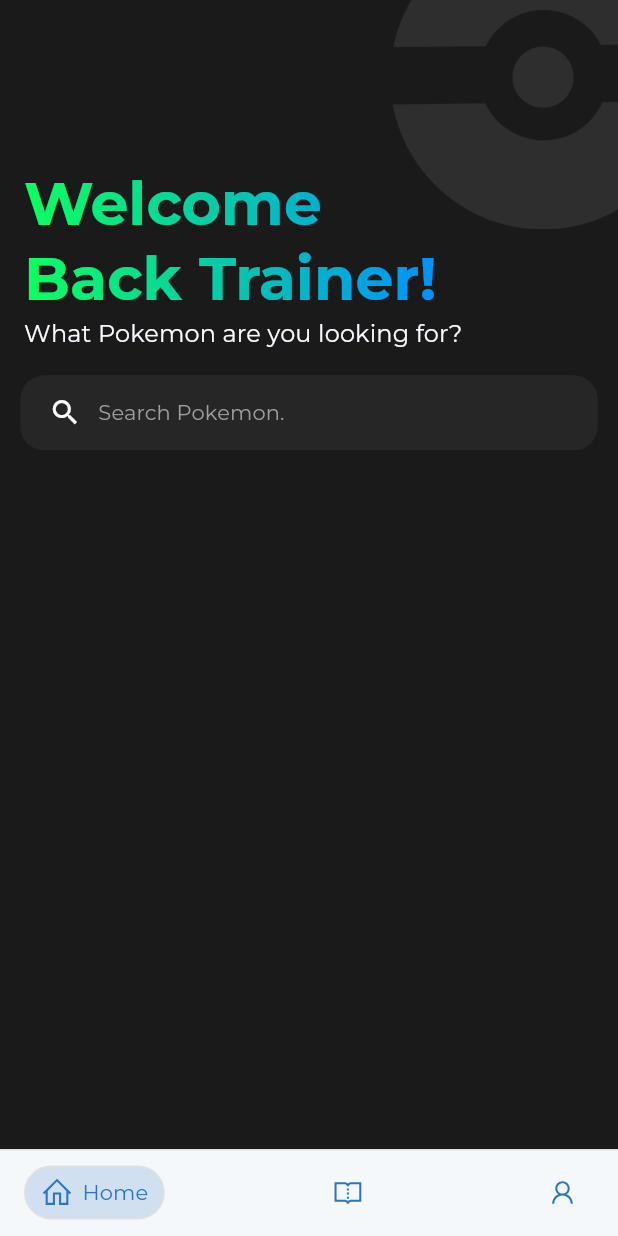
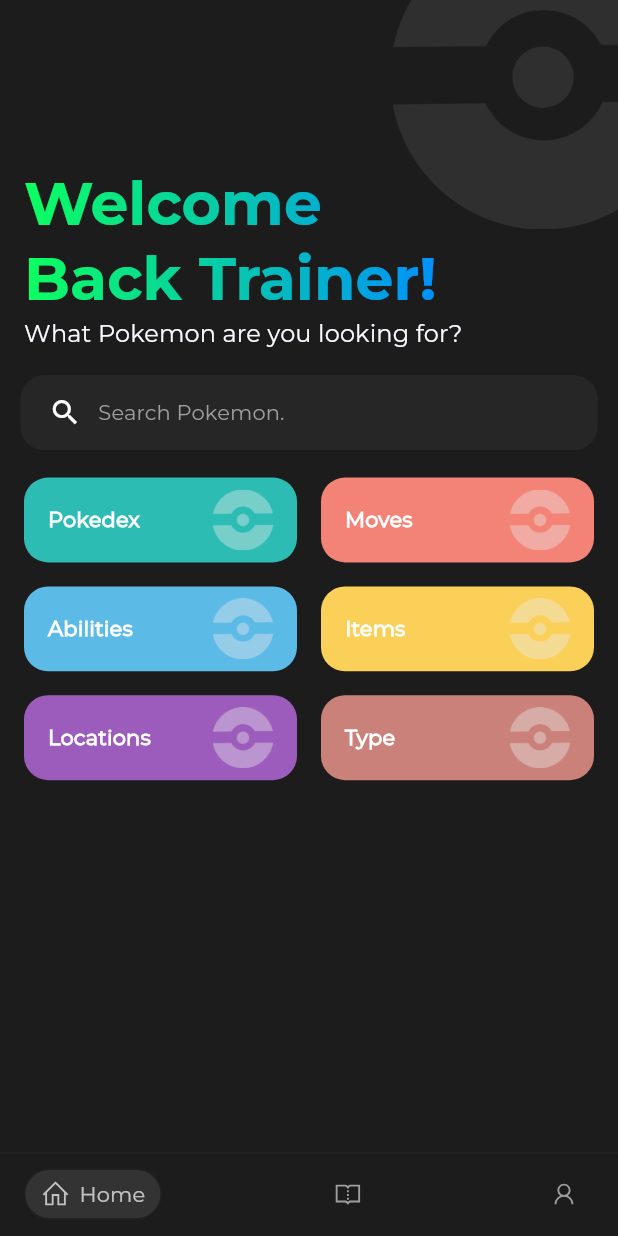
Before and after one commit to CharlesLim17/pokedex_flutter_repo, a Flutter app: the screen it shows after launch, on a phone screen of 412 x 824 dp. Run offline on Flutter 3.47's test engine with Material 2 defaults, Android fonts, the phone set to English and light mode, and no system bars; drawn by our look-alikes of google_nav_bar, simple_gradient_text; our stand-ins replace flutter_riverpod, go_router, line_icons, riverpod_annotation; generated files the repository leaves out were written again.

Commit message:
home screen done

```diff
--- a/lib/features/home/screen/home_screen.dart
+++ b/lib/features/home/screen/home_screen.dart
@@ -1,5 +1,6 @@
 import 'package:flutter/material.dart';
 import 'package:flutter_riverpod/flutter_riverpod.dart';
+import 'package:pokedex_flutter_repo/features/home/widgets/home_cards_widget.dart';
 import 'package:pokedex_flutter_repo/features/home/widgets/home_header_widget.dart';
 import 'package:pokedex_flutter_repo/ui/spacer/pokedex_spacer.dart';
 
@@ -12,15 +13,20 @@
     // ColorScheme colors = Theme.of(context).colorScheme;
 
     return Container(
-      color: const Color(0xFF1A1A1A),
+      color: const Color(0xFF1C1C1C),
       child: Column(
         crossAxisAlignment: CrossAxisAlignment.start,
         children: [
           // header
-          const HomeHeader(),
+          const HomeHeaderWidget(),
 
           //
           PokedexSpacer(height: screenSize.height * 0.022),
+
+          // Cards
+          const HomeCardsWidget(),
+
+          //
         ],
       ),
     );
--- /dev/null
+++ b/lib/features/home/widgets/home_cards_widget.dart
@@ -0,0 +1,230 @@
+import 'package:flutter/material.dart';
+import 'package:flutter_riverpod/flutter_riverpod.dart';
+
+class HomeCardsWidget extends ConsumerWidget {
+  const HomeCardsWidget({
+    super.key,
+  });
+
+  @override
+  Widget build(BuildContext context, WidgetRef ref) {
+    return Container(
+      width: double.infinity,
+      padding: const EdgeInsets.symmetric(horizontal: 16.0),
+      child: Column(
+        crossAxisAlignment: CrossAxisAlignment.start,
+        children: [
+          // Pokedex and Moves Cards
+          Row(
+            mainAxisAlignment: MainAxisAlignment.spaceBetween,
+            children: [
+              // Pokedex Card
+              Expanded(
+                child: Container(
+                  decoration: BoxDecoration(
+                      borderRadius: BorderRadius.circular(16),
+                      color: const Color(0xFF2CBCB4)),
+                  padding: const EdgeInsets.symmetric(
+                      vertical: 8.0, horizontal: 16.0),
+                  child: Row(
+                    mainAxisAlignment: MainAxisAlignment.spaceBetween,
+                    children: [
+                      Text(
+                        'Pokedex',
+                        style: Theme.of(context).textTheme.labelLarge?.copyWith(
+                            fontWeight: FontWeight.bold, color: Colors.white),
+                        textAlign: TextAlign.center,
+                      ),
+                      Opacity(
+                        opacity: 0.75,
+                        child: Image.asset(
+                          'assets/images/pokeball.png',
+                          width: 40,
+                          fit: BoxFit.fitWidth,
+                        ),
+                      ),
+                    ],
+                  ),
+                ),
+              ),
+
+              const SizedBox(width: 16),
+
+              // Moves Card
+              Expanded(
+                child: Container(
+                  decoration: BoxDecoration(
+                      borderRadius: BorderRadius.circular(16),
+                      color: const Color(0xFFF38376)),
+                  padding: const EdgeInsets.symmetric(
+                      vertical: 8.0, horizontal: 16.0),
+                  child: Row(
+                    mainAxisAlignment: MainAxisAlignment.spaceBetween,
+                    children: [
+                      Text(
+                        'Moves',
+                        style: Theme.of(context).textTheme.labelLarge?.copyWith(
+                            fontWeight: FontWeight.bold, color: Colors.white),
+                        textAlign: TextAlign.center,
+                      ),
+                      Opacity(
+                        opacity: 0.75,
+                        child: Image.asset(
+                          'assets/images/pokeball.png',
+                          width: 40,
+                          fit: BoxFit.fitWidth,
+                        ),
+                      ),
+                    ],
+                  ),
+                ),
+              ),
+            ],
+          ),
+
+          //
+          const SizedBox(height: 16),
+
+          // Abilities and Items Cards
+          Row(
+            mainAxisAlignment: MainAxisAlignment.spaceBetween,
+            children: [
+              // Abilities Card
+              Expanded(
+                child: Container(
+                  decoration: BoxDecoration(
+                      borderRadius: BorderRadius.circular(16),
+                      color: const Color(0xFF5CBAE7)),
+                  padding: const EdgeInsets.symmetric(
+                      vertical: 8.0, horizontal: 16.0),
+                  child: Row(
+                    mainAxisAlignment: MainAxisAlignment.spaceBetween,
+                    children: [
+                      Text(
+                        'Abilities',
+                        style: Theme.of(context).textTheme.labelLarge?.copyWith(
+                            fontWeight: FontWeight.bold, color: Colors.white),
+                        textAlign: TextAlign.center,
+                      ),
+                      Opacity(
+                        opacity: 0.75,
+                        child: Image.asset(
+                          'assets/images/pokeball.png',
+                          width: 40,
+                          fit: BoxFit.fitWidth,
+                        ),
+                      ),
+                    ],
+                  ),
+                ),
+              ),
+
+              const SizedBox(width: 16),
+
+              // Items Card
+              Expanded(
+                child: Container(
+                  decoration: BoxDecoration(
+                      borderRadius: BorderRadius.circular(16),
+                      color: const Color(0xFFFBD059)),
+                  padding: const EdgeInsets.symmetric(
+                      vertical: 8.0, horizontal: 16.0),
+                  child: Row(
+                    mainAxisAlignment: MainAxisAlignment.spaceBetween,
+                    children: [
+                      Text(
+                        'Items',
+                        style: Theme.of(context).textTheme.labelLarge?.copyWith(
+                            fontWeight: FontWeight.bold, color: Colors.white),
+                        textAlign: TextAlign.center,
+                      ),
+                      Opacity(
+                        opacity: 0.75,
+                        child: Image.asset(
+                          'assets/images/pokeball.png',
+                          width: 40,
+                          fit: BoxFit.fitWidth,
+                        ),
+                      ),
+                    ],
+                  ),
+                ),
+              ),
+            ],
+          ),
+
+          //
+          const SizedBox(height: 16),
+
+          // Locations and Type Cards
+          Row(
+            mainAxisAlignment: MainAxisAlignment.spaceBetween,
+            children: [
+              // Locations Card
+              Expanded(
+                child: Container(
+                  decoration: BoxDecoration(
+                      borderRadius: BorderRadius.circular(16),
+                      color: const Color(0xFF9C5CBC)),
+                  padding: const EdgeInsets.symmetric(
+                      vertical: 8.0, horizontal: 16.0),
+                  child: Row(
+                    mainAxisAlignment: MainAxisAlignment.spaceBetween,
+                    children: [
+                      Text(
+                        'Locations',
+                        style: Theme.of(context).textTheme.labelLarge?.copyWith(
+                            fontWeight: FontWeight.bold, color: Colors.white),
+                        textAlign: TextAlign.center,
+                      ),
+                      Opacity(
+                        opacity: 0.75,
+                        child: Image.asset(
+                          'assets/images/pokeball.png',
+                          width: 40,
+                          fit: BoxFit.fitWidth,
+                        ),
+                      ),
+                    ],
+                  ),
+                ),
+              ),
+
+              const SizedBox(width: 16),
+
+              // Type Card
+              Expanded(
+                child: Container(
+                  decoration: BoxDecoration(
+                      borderRadius: BorderRadius.circular(16),
+                      color: const Color(0xFFCA8179)),
+                  padding: const EdgeInsets.symmetric(
+                      vertical: 8.0, horizontal: 16.0),
+                  child: Row(
+                    mainAxisAlignment: MainAxisAlignment.spaceBetween,
+                    children: [
+                      Text(
+                        'Type',
+                        style: Theme.of(context).textTheme.labelLarge?.copyWith(
+                            fontWeight: FontWeight.bold, color: Colors.white),
+                        textAlign: TextAlign.center,
+                      ),
+                      Opacity(
+                        opacity: 0.75,
+                        child: Image.asset(
+                          'assets/images/pokeball.png',
+                          width: 40,
+                          fit: BoxFit.fitWidth,
+                        ),
+                      ),
+                    ],
+                  ),
+                ),
+              ),
+            ],
+          ),
+        ],
+      ),
+    );
+  }
+}
--- a/lib/features/home/widgets/home_header_widget.dart
+++ b/lib/features/home/widgets/home_header_widget.dart
@@ -3,8 +3,8 @@
 import 'package:pokedex_flutter_repo/ui/spacer/pokedex_spacer.dart';
 import 'package:simple_gradient_text/simple_gradient_text.dart';
 
-class HomeHeader extends ConsumerWidget {
-  const HomeHeader({
+class HomeHeaderWidget extends ConsumerWidget {
+  const HomeHeaderWidget({
     super.key,
   });
 
--- a/lib/ui/global/bottom_navigation.dart
+++ b/lib/ui/global/bottom_navigation.dart
@@ -67,7 +67,7 @@
 
       // Bottom Navigation
       bottomNavigationBar: Container(
-        color: const Color(0xFFF5F8FA),
+        color: const Color(0xFF1C1C1C),
         child: Stack(
           children: [
             Positioned(
@@ -76,7 +76,7 @@
               right: 0,
               child: Container(
                 height: 1,
-                color: Colors.grey.shade300,
+                color: Colors.grey.shade900,
               ),
             ),
             Padding(
@@ -91,25 +91,24 @@
                   vertical: 6,
                 ),
                 gap: 6,
-                iconSize: 22,
+                iconSize: 20,
 
                 // colors
-                backgroundColor: const Color(0xFFF5F8FA),
-                color: const Color(0xFF2B74C7),
-                activeColor: const Color(0xFF2B74C7),
-                tabBackgroundColor: const Color(0xFF2B74C7).withOpacity(0.18),
+                backgroundColor: const Color(0xFF1C1C1C),
+                color: Colors.grey,
+                activeColor: Colors.white70,
+                tabBackgroundColor: Colors.grey.withOpacity(0.18),
                 tabActiveBorder:
-                    Border.all(color: Colors.grey.shade300, width: 1),
+                    Border.all(color: Colors.grey.shade900, width: 1),
 
                 // styles
                 textStyle: Theme.of(context).textTheme.labelLarge!.copyWith(
-                      color: const Color(0xFF2B74C7),
-                      fontWeight: FontWeight.normal,
+                      color: Colors.white70,
                     ),
 
                 // animations
                 curve: Curves.linear,
-                rippleColor: Colors.grey.shade300,
+                rippleColor: Colors.grey.shade900,
                 hoverColor: const Color(0xFF2B74C7).withOpacity(.25),
 
                 // tabs
```
